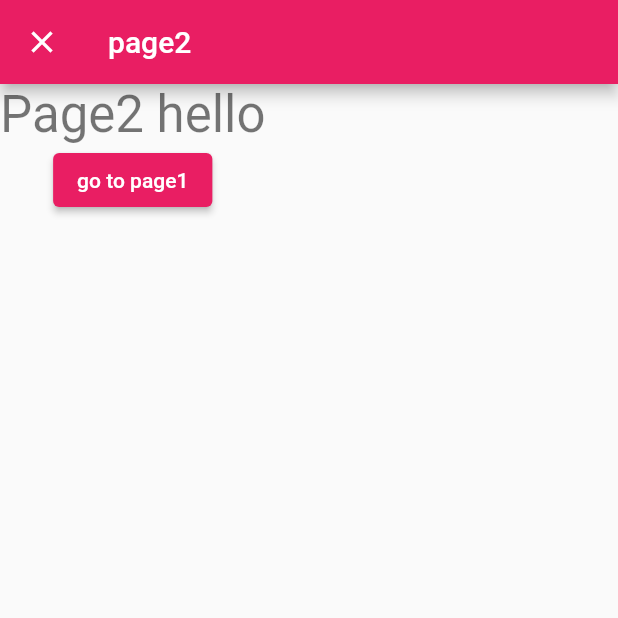
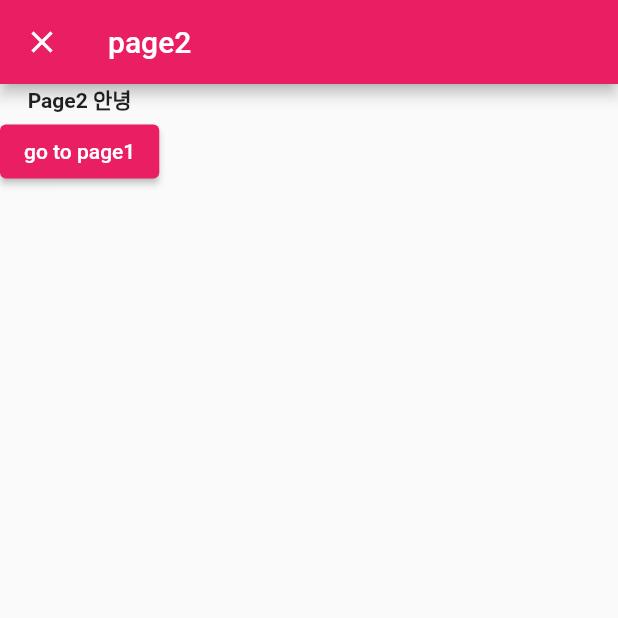
Before and after one commit to RektPunk/letsflutter, a Flutter app: the screen it shows after launch, after a tap on "go to page2", on a phone screen of 412 x 824 dp, the top half of it. Run offline on Flutter 3.47's test engine with Material 2 defaults, Android fonts, the phone set to English and light mode, and no system bars; Roboto replaces fonts that are missing (GmarketSansTTF).

Commit message:
feat - add fonts

```diff
--- a/lib/main.dart
+++ b/lib/main.dart
@@ -16,11 +16,16 @@ class MyApp extends StatelessWidget {
       title: 'Flutter Demo',
       theme: ThemeData(
         primarySwatch: Colors.pink,
+        fontFamily: 'GmarketSansTTF',
       ),
       home: Scaffold(
         appBar: AppBar(),
         body: const Page1()
       ),
+      builder:(context, child) => MediaQuery(
+        data: MediaQuery.of(context).copyWith(textScaleFactor: 1.0),
+        child: child!,
+      ),
     );
   }
 }
--- a/lib/pages/page1.dart
+++ b/lib/pages/page1.dart
@@ -15,9 +15,12 @@ class Page1 extends StatelessWidget {
       ),
       body: Column(
         children: [
-          Text(
-            'Page1 hello',
-            style: Theme.of(context).textTheme.headline4,
+          const Text(
+            'Page1 안녕',
+            style: TextStyle(
+              fontWeight: FontWeight.w300,
+              fontSize: 30,
+            )
           ),
           ElevatedButton(
             onPressed: () {
--- a/lib/pages/page2.dart
+++ b/lib/pages/page2.dart
@@ -21,9 +21,9 @@ class Page2 extends StatelessWidget {
       ),
       body: Column(
         children: [
-          Text(
-            'Page2 hello',
-            style: Theme.of(context).textTheme.headline4,
+          const Text(
+            'Page2 안녕',
+            style: TextStyle(fontWeight: FontWeight.w700),
           ),
           ElevatedButton(
             onPressed: () {
```
Also changed, not shown: pubspec.yaml (+9 -11 lines), lib/components/letsflutter_colors.dart (added), 3 other files.
